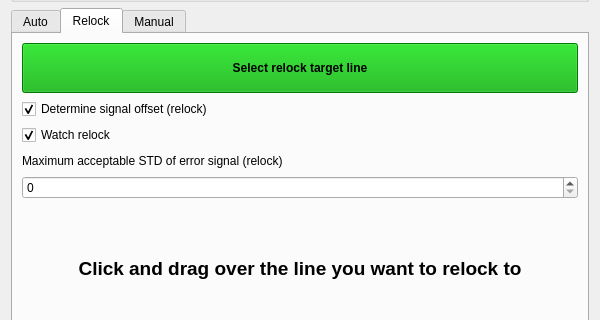
First picture: the form in linien/gui/ui/locking_panel.ui, repository jbli-4871/linien-relock, before the edit; both pictures show x 0 to 600 and y 301 to 621 of the 600 by 1107 pixel window.
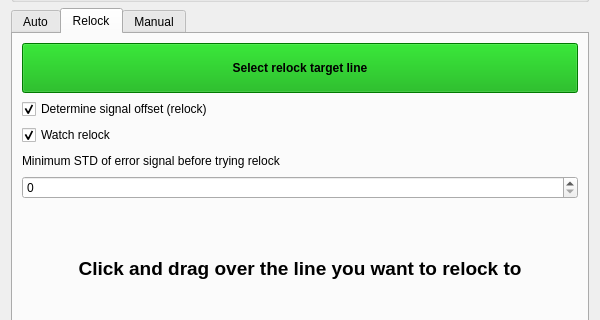
Second picture: the form after the edit. Custom widgets are drawn as their Qt base class.

```diff
--- a/linien/gui/ui/locking_panel.ui
+++ b/linien/gui/ui/locking_panel.ui
@@ -718,7 +718,7 @@
           <item>
            <widget class="QLabel" name="label_relock_std">
             <property name="text">
-             <string>Maximum acceptable STD of error signal (relock)</string>
+             <string>Minimum STD of error signal before trying relock</string>
             </property>
            </widget>
           </item>
```
